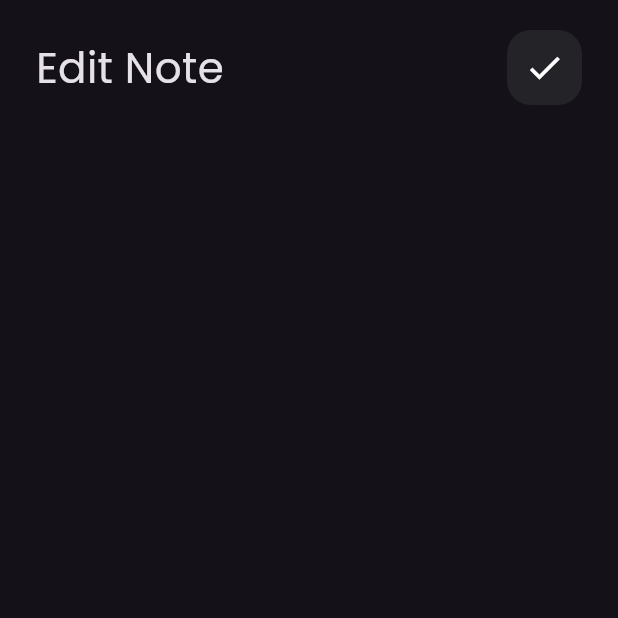
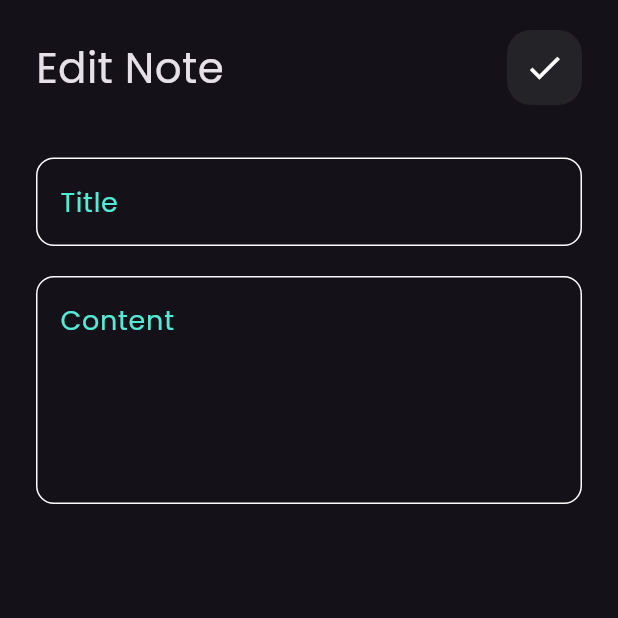
Before and after one commit to Ramahany123/Notes_app, a Flutter app: the EditNoteView screen opened by its route, on a phone screen of 412 x 824 dp, the top half of it. Run offline on Flutter 3.47's test engine with Material 3 defaults, Android fonts, the phone set to English and light mode, and no system bars.

Commit message:
complete body

```diff
--- a/lib/widgets/edit_note_view_body.dart
+++ b/lib/widgets/edit_note_view_body.dart
@@ -1,5 +1,6 @@
 import 'package:flutter/material.dart';
 import 'package:notes_app/widgets/custom_app_bar.dart';
+import 'package:notes_app/widgets/custom_text_field.dart';
 
 class EditNoteViewBody extends StatelessWidget {
   const EditNoteViewBody({super.key});
@@ -12,6 +13,10 @@ class EditNoteViewBody extends StatelessWidget {
         children: [
           SizedBox(height: 20),
           CustomAppBar(title: 'Edit Note', icon: Icons.check),
+          SizedBox(height: 35),
+          CustomTextField(hintText: "Title"),
+          SizedBox(height: 20),
+          CustomTextField(hintText: "Content", maxLines: 5),
         ],
       ),
     );
```
